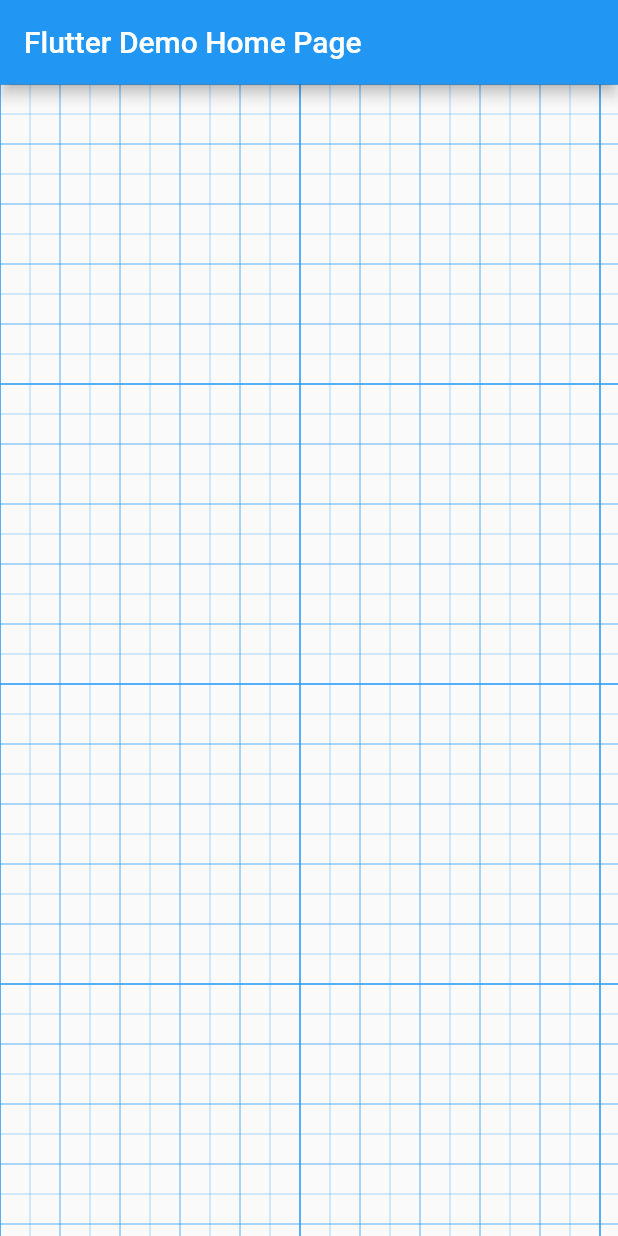
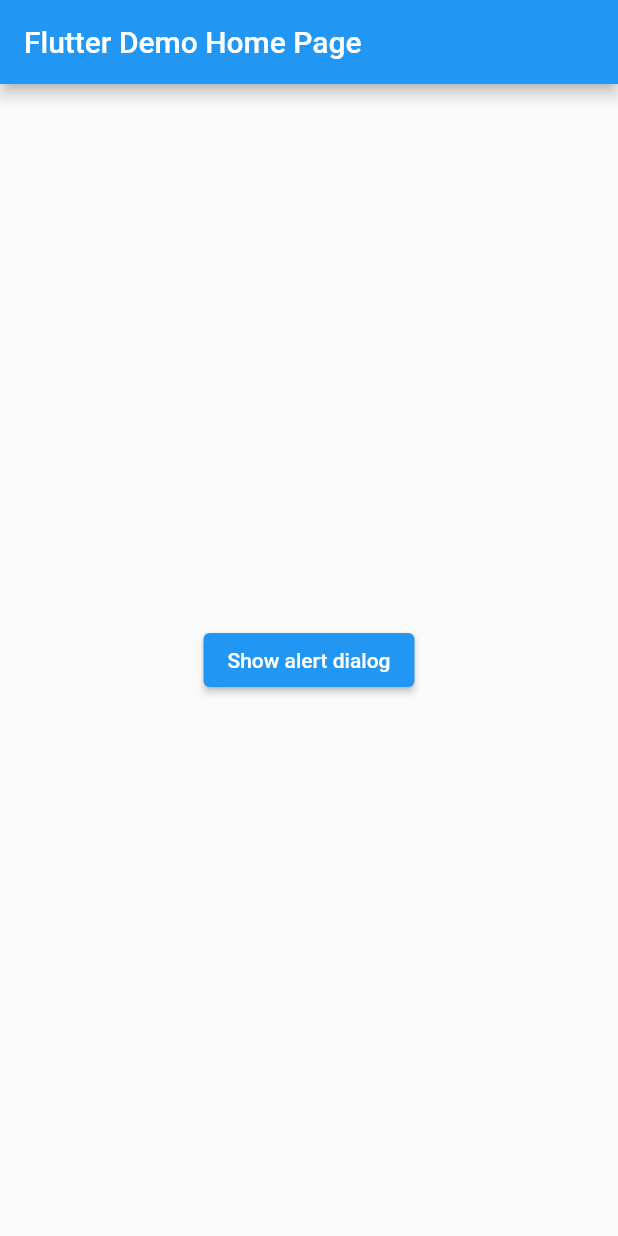
Before and after one commit to shindeyy/flutterdemo, a Flutter app: the screen it shows after launch, on a phone screen of 412 x 824 dp. Run offline on Flutter 3.47's test engine with Material 2 defaults, Android fonts, the phone set to English and light mode, and no system bars; missing offline and left inert: dart:ffi.

Commit message:
Commit Related To: - AlertDialog demo example

```diff
--- a/lib/main.dart
+++ b/lib/main.dart
@@ -5,6 +5,35 @@ import 'package:flutter/material.dart';
 void main() {
   runApp(const MyApp());
   //runApp(const _TimePickerDemo());
+}
+
+class _AlertDialog extends State<MyHomePage>{
+  @override
+  Widget build(BuildContext context) {
+    return Scaffold(appBar: AppBar(
+      title:
+      Text(widget.title),
+    ),
+      body: Center(
+          child: ElevatedButton(
+            child: Text("Show alert dialog"),
+            onPressed: (){
+              showDialog(context: context, builder: (context) => AlertDialog(
+                  actions: [
+                    TextButton(onPressed: (){
+                      Navigator.of(context).pop();
+                    }, child: Text("Close"))
+                  ],
+                title: Text("Flutter mapp"),
+                contentPadding: const EdgeInsets.all(20),
+                content: const Text("This is alert dialog"),
+              ));
+            },
+          ),
+      ),
+    );
+  }
+
 }
 
 class _GridPaper extends State<MyHomePage>{
@@ -459,5 +488,5 @@ class MyHomePage extends StatefulWidget {
   final String title;
 
   @override
-  State<MyHomePage> createState() => _GridPaper();
+  State<MyHomePage> createState() => _AlertDialog();
 }
```
